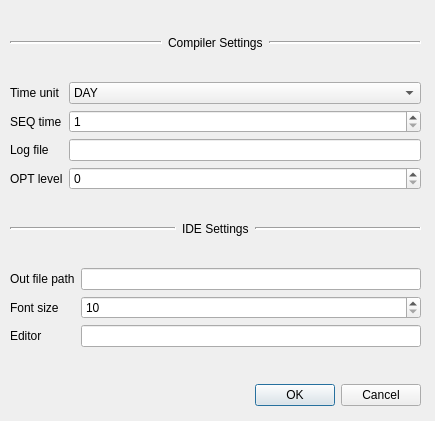
This is gui/ui/setting_dialog.ui in zypangpang/FFML_Compiler as Qt 5 draws it before an edit. The edited form follows.
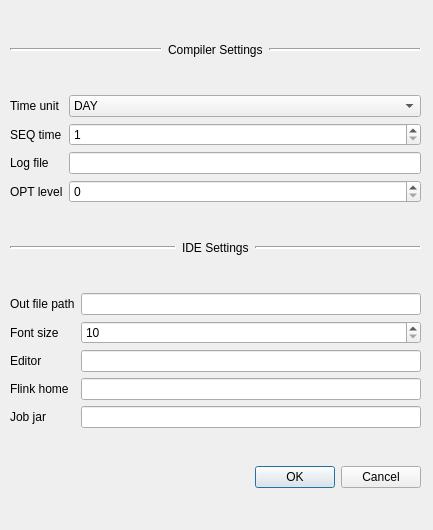
This is the edited form.

What changed in the file:
```diff
--- a/gui/ui/setting_dialog.ui
+++ b/gui/ui/setting_dialog.ui
@@ -9,8 +9,8 @@
    <rect>
     <x>0</x>
     <y>0</y>
-    <width>435</width>
-    <height>421</height>
+    <width>433</width>
+    <height>530</height>
    </rect>
   </property>
   <property name="windowTitle">
@@ -19,29 +19,13 @@
   <property name="modal">
    <bool>true</bool>
   </property>
-  <widget class="QDialogButtonBox" name="buttonBox">
+  <widget class="QWidget" name="">
    <property name="geometry">
     <rect>
      <x>10</x>
-     <y>380</y>
+     <y>11</y>
      <width>411</width>
-     <height>31</height>
-    </rect>
-   </property>
-   <property name="orientation">
-    <enum>Qt::Horizontal</enum>
-   </property>
-   <property name="standardButtons">
-    <set>QDialogButtonBox::Cancel|QDialogButtonBox::Ok</set>
-   </property>
-  </widget>
-  <widget class="QWidget" name="layoutWidget">
-   <property name="geometry">
-    <rect>
-     <x>10</x>
-     <y>10</y>
-     <width>411</width>
-     <height>364</height>
+     <height>511</height>
     </rect>
    </property>
    <layout class="QVBoxLayout" name="verticalLayout">
@@ -233,6 +217,30 @@
     </item>
     <item>
      <layout class="QGridLayout" name="gridLayout">
+      <item row="4" column="0">
+       <widget class="QLabel" name="bg_label_8">
+        <property name="text">
+         <string>Editor</string>
+        </property>
+       </widget>
+      </item>
+      <item row="5" column="0">
+       <widget class="QLabel" name="bg_label_9">
+        <property name="text">
+         <string>Flink home</string>
+        </property>
+       </widget>
+      </item>
+      <item row="2" column="1">
+       <widget class="QSpinBox" name="font_size_box">
+        <property name="minimum">
+         <number>10</number>
+        </property>
+        <property name="maximum">
+         <number>50</number>
+        </property>
+       </widget>
+      </item>
       <item row="1" column="0">
        <widget class="QLabel" name="bg_label_6">
         <property name="text">
@@ -240,6 +248,9 @@
         </property>
        </widget>
       </item>
+      <item row="5" column="1">
+       <widget class="QLineEdit" name="flink_home_edit"/>
+      </item>
       <item row="2" column="0">
        <widget class="QLabel" name="bg_label_7">
         <property name="text">
@@ -247,31 +258,34 @@
         </property>
        </widget>
       </item>
-      <item row="2" column="1">
-       <widget class="QSpinBox" name="font_size_box">
-        <property name="minimum">
-         <number>10</number>
-        </property>
-        <property name="maximum">
-         <number>50</number>
-        </property>
-       </widget>
-      </item>
       <item row="1" column="1">
        <widget class="QLineEdit" name="out_file_edit"/>
       </item>
-      <item row="4" column="0">
-       <widget class="QLabel" name="bg_label_8">
-        <property name="text">
-         <string>Editor</string>
-        </property>
-       </widget>
-      </item>
       <item row="4" column="1">
        <widget class="QLineEdit" name="editor_edit"/>
       </item>
+      <item row="6" column="0">
+       <widget class="QLabel" name="bg_label_10">
+        <property name="text">
+         <string>Job jar</string>
+        </property>
+       </widget>
+      </item>
+      <item row="6" column="1">
+       <widget class="QLineEdit" name="job_jar_edit"/>
+      </item>
      </layout>
     </item>
+    <item>
+     <widget class="QDialogButtonBox" name="buttonBox">
+      <property name="orientation">
+       <enum>Qt::Horizontal</enum>
+      </property>
+      <property name="standardButtons">
+       <set>QDialogButtonBox::Cancel|QDialogButtonBox::Ok</set>
+      </property>
+     </widget>
+    </item>
    </layout>
   </widget>
  </widget>
```
